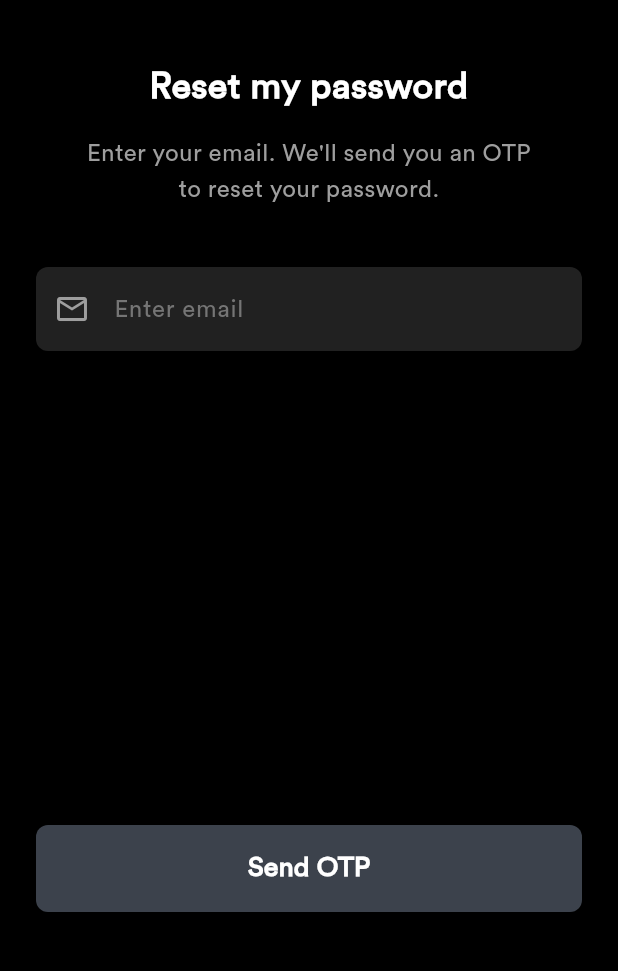
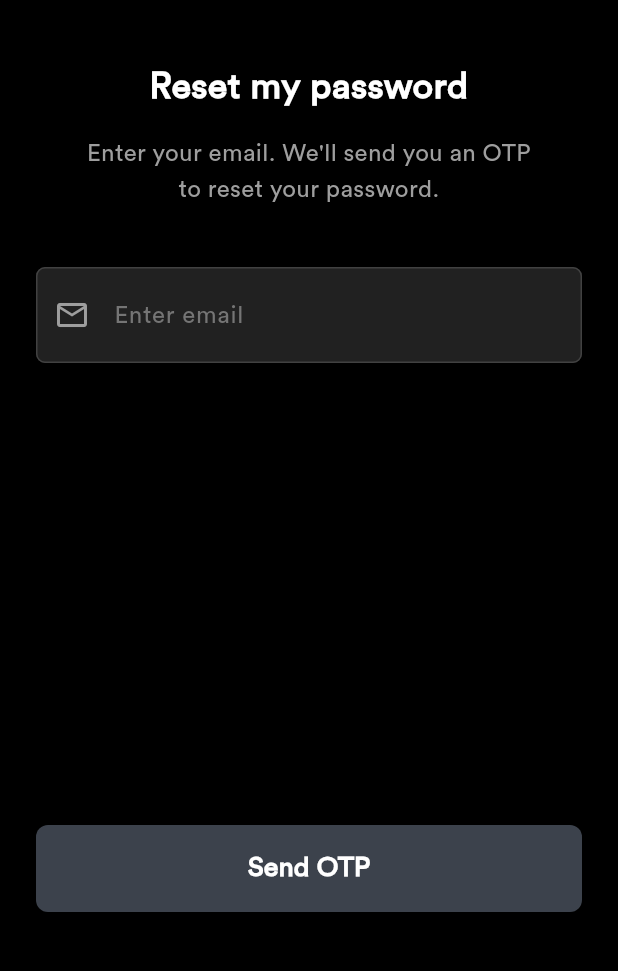
Before and after one commit to nham215/iTrackCar, a Flutter app: the screen it shows after launch, after a tap on "Get started", after a tap on "Forgot the password?", on a phone screen of 412 x 824 dp, the part 240-1211 px from its top. Run offline on Flutter 3.47's test engine with Material 3 defaults, Android fonts, the phone set to English and light mode, and no system bars; our stand-ins replace awesome_bottom_bar, geolocator, google_maps_flutter; missing offline and left inert: flutter_polyline_points, qr_code_scanner_plus; network calls fail; project files that could hold a hidden picture were left out.

Commit message:
upadate time

```diff
--- a/lib/screens/auth/login_screen.dart
+++ b/lib/screens/auth/login_screen.dart
@@ -1,4 +1,5 @@
 import 'package:flutter/material.dart';
+import 'package:itrackcar/theme/app_theme.dart';
 import 'forgot_password_screen.dart';
 import '../main_navigation_screen.dart';
 
@@ -16,7 +17,7 @@ class _LoginScreenState extends State<LoginScreen> {
   @override
   Widget build(BuildContext context) {
     return Scaffold(
-  backgroundColor: Colors.black,
+  backgroundColor: AppTheme.background,
   body: SafeArea(
     child: Center(
       child: SingleChildScrollView(
@@ -39,32 +40,19 @@ class _LoginScreenState extends State<LoginScreen> {
             ),
             const SizedBox(height: 40),
             TextField(
-              style: const TextStyle(color: Colors.white),
               decoration: InputDecoration(
-                hintText: 'Email',
-                hintStyle: TextStyle(color: Colors.grey[600]),
+                hintText: 'Enter your email',
+                // label: Text('Email'),
                 filled: true,
-                fillColor: Colors.grey[900],
-                border: OutlineInputBorder(
-                  borderRadius: BorderRadius.circular(8),
-                  borderSide: BorderSide.none,
-                ),
-                suffixIcon: const Icon(Icons.email_outlined, color: Colors.grey),
+                suffixIcon: const Icon(Icons.email_outlined),
               ),
             ),
             const SizedBox(height: 16),
             TextField(
               obscureText: _obscurePassword,
-              style: const TextStyle(color: Colors.white),
               decoration: InputDecoration(
-                hintText: 'Password',
-                hintStyle: TextStyle(color: Colors.grey[600]),
-                filled: true,
-                fillColor: Colors.grey[900],
-                border: OutlineInputBorder(
-                  borderRadius: BorderRadius.circular(8),
-                  borderSide: BorderSide.none,
-                ),
+                hintText: 'Enter your password',
+                // label: Text('Password'),
                 suffixIcon: IconButton(
                   icon: Icon(
                     _obscurePassword ? Icons.visibility_off : Icons.visibility,
--- a/lib/theme/app_theme.dart
+++ b/lib/theme/app_theme.dart
@@ -8,6 +8,7 @@ class AppTheme {
   static const Color hintColor = Color(0xFF808080);
   static const Color success = Color(0xFFB3B3B3);
   static const Color grey600 = Color(0xFF85858A);
+  static const Color background = Color(0xFF121212);
 
   static ThemeData darkTheme = ThemeData(
     fontFamily: 'CircularStd',
@@ -30,7 +31,7 @@ class AppTheme {
     ),
     checkboxTheme: CheckboxThemeData(
       shape: RoundedRectangleBorder(
-        borderRadius: BorderRadius.circular(4),
+        borderRadius: BorderRadius.circular(6),
       ),
       side: const BorderSide(
         color: Color(0xFFB3B3B3),
@@ -48,24 +49,33 @@ class AppTheme {
     ),
     inputDecorationTheme: InputDecorationTheme(
       filled: true,
-      fillColor: secondaryColor,
+      fillColor: Colors.black,
       hintStyle: const TextStyle(color: hintColor),
-      border: OutlineInputBorder(
-        borderRadius: BorderRadius.circular(8),
-        borderSide: BorderSide.none,
-      ),
+      contentPadding: const EdgeInsets.symmetric(horizontal: 16, vertical: 20),
+      labelStyle: const TextStyle(color: Colors.white60),
       enabledBorder: OutlineInputBorder(
-        borderRadius: BorderRadius.circular(8),
-        borderSide: BorderSide.none,
+        borderRadius: BorderRadius.circular(6),
+        borderSide: const BorderSide(
+          width: 1,
+          color: Color(0xFF414141),
+        ),
       ),
       focusedBorder: OutlineInputBorder(
-        borderRadius: BorderRadius.circular(8),
-        borderSide: BorderSide.none,
+        borderRadius: BorderRadius.circular(6),
+        borderSide: const BorderSide(
+          width: 1.5,
+          color: Color(0xFF414141),
+        ),
       ),
-      contentPadding: const EdgeInsets.symmetric(
-        horizontal: 16,
-        vertical: 16,
+      border: OutlineInputBorder(
+        borderRadius: BorderRadius.circular(6),
+        borderSide: const BorderSide(
+          width: 1,
+          color: Color(0xFF414141),
+        ),
       ),
+      suffixIconColor: Colors.white70,
+      floatingLabelBehavior: FloatingLabelBehavior.always,
     ),
     elevatedButtonTheme: ElevatedButtonThemeData(
       style: ElevatedButton.styleFrom(
```
